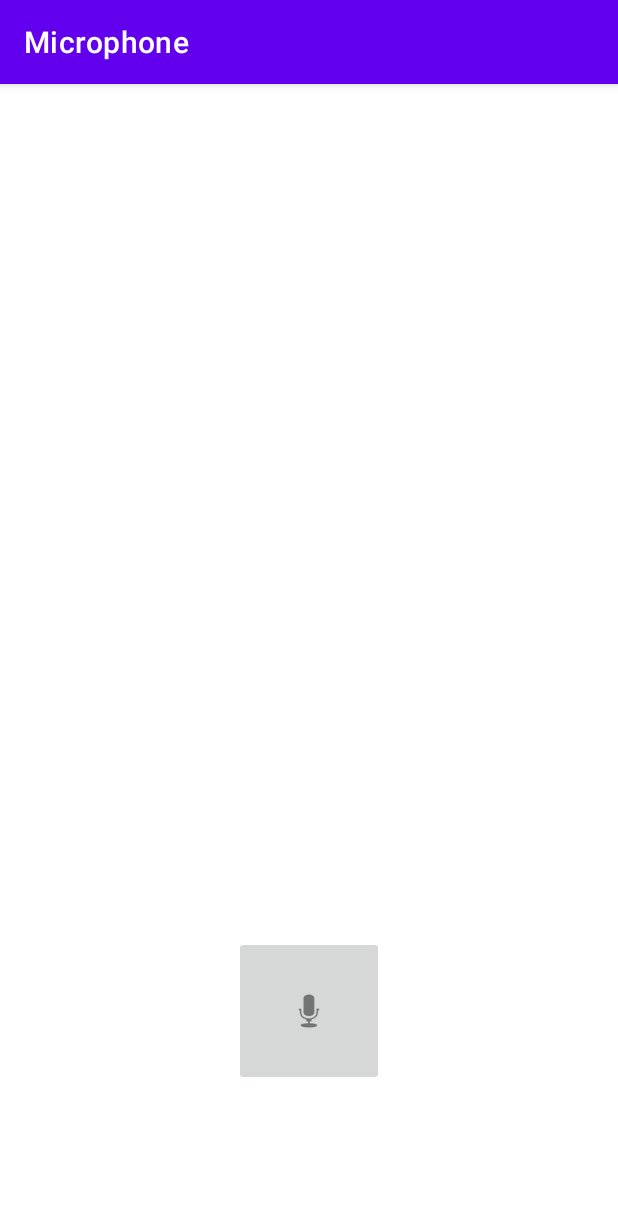
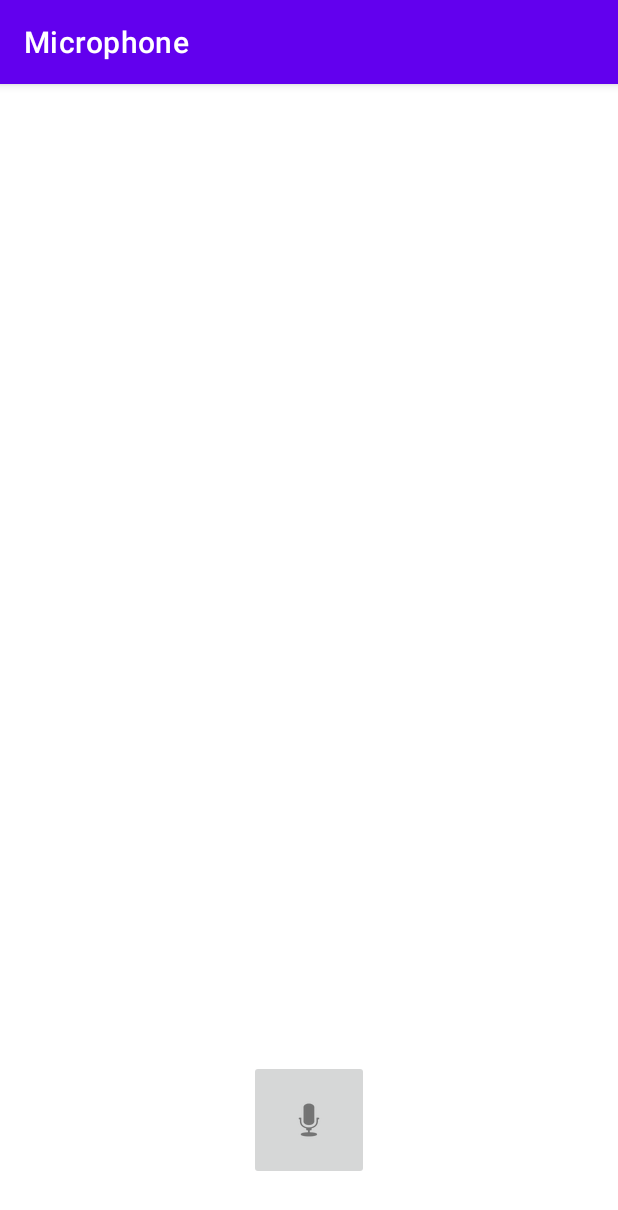
Before and after one commit to thuhdo/microphone, an Android app: the screen it shows after launch (MainActivity), on a phone screen of 412 x 824 dp. Shown: the top 1210 px of the screen. Run offline under Robolectric (Android 15) with nearby library versions, the phone set to English and light mode, and no system bars.

Commit message:
added linear layout to divide the screens into 8/2 proportions using layout_weight

```diff
--- a/app/src/main/java/edu/fandm/thuhdo/microphone/AudioItemAdapter.java
+++ b/app/src/main/java/edu/fandm/thuhdo/microphone/AudioItemAdapter.java
@@ -10,6 +10,7 @@ import android.widget.TextView;
 import android.widget.Toast;
 
 import androidx.annotation.NonNull;
+import androidx.core.content.ContextCompat;
 import androidx.recyclerview.widget.RecyclerView;
 
 import java.util.List;
@@ -55,12 +56,10 @@ public class AudioItemAdapter extends RecyclerView.Adapter<AudioItemAdapter.View
     public void onBindViewHolder(@NonNull ViewHolder holder, int position) {
         String fileName = fileNames.get(position);
         holder.bind(fileName);
-        Log.d("AudioItemAdapter", "position " + position);
-        Log.d("AudioItemAdapter", "longClickItemIdx " + longClickItemIdx);
         if (position == longClickItemIdx) {
             holder.itemView.setBackgroundColor(Color.RED);
         } else {
-            holder.itemView.setBackgroundColor(ctx.getResources().getColor(android.R.color.background_light));
+            holder.itemView.setBackgroundColor(ContextCompat.getColor(ctx, R.color.design_default_color_background));
         }
     }
 
--- a/app/src/main/java/edu/fandm/thuhdo/microphone/MainActivity.java
+++ b/app/src/main/java/edu/fandm/thuhdo/microphone/MainActivity.java
@@ -166,6 +166,7 @@ public class MainActivity extends AppCompatActivity {
                     public void onClick(DialogInterface dialog, int which) {
                         // Continue with delete operation
                         deleteAudio(audioToRemove, audioPos);
+                        setBackgroundDefault(audioPos);
                     }
                 })
                 .setNegativeButton(android.R.string.no, new DialogInterface.OnClickListener() {
@@ -294,6 +295,5 @@ public class MainActivity extends AppCompatActivity {
     private void setBackgroundDefault(int audioPos) {
         AudioItemAdapter.longClickItemIdx = -1; // sets to -1 so no item is qualified as being long-pressed
         audioRV.getAdapter().notifyItemChanged(audioPos);
-        audioRV.getAdapter().notifyItemChanged(AudioItemAdapter.longClickItemIdx);
     }
 }
--- a/app/src/main/res/layout/activity_main.xml
+++ b/app/src/main/res/layout/activity_main.xml
@@ -2,27 +2,45 @@
 <androidx.constraintlayout.widget.ConstraintLayout xmlns:android="http://schemas.android.com/apk/res/android"
     xmlns:app="http://schemas.android.com/apk/res-auto"
     xmlns:tools="http://schemas.android.com/tools"
+    android:layout_width="fill_parent"
+    android:layout_height="match_parent"
+    android:weightSum="10"
+    tools:context=".MainActivity">
+
+    <LinearLayout
         android:layout_width="match_parent"
         android:layout_height="match_parent"
-    tools:context=".MainActivity">
+        android:orientation="vertical">
 
+        <androidx.recyclerview.widget.RecyclerView
+            android:id="@+id/audioRV"
+            android:layout_width="match_parent"
+            android:layout_height="0dp"
+            android:layout_weight="8"
+            android:padding="8dp"
+            app:layout_constraintTop_toTopOf="parent"
+            app:layout_constraintBottom_toTopOf="@+id/view" />
+
+        <LinearLayout
+            android:layout_width="match_parent"
+            android:layout_height="0dp"
+            android:layout_weight="2"
+            android:orientation="vertical"
+            android:gravity="center"
+            app:layout_constraintBottom_toBottomOf="parent"
+            app:layout_constraintTop_toBottomOf="@+id/audioRV" >
             <ImageButton
                 android:id="@+id/recordButton"
-        android:layout_width="100dp"
-        android:layout_height="100dp"
-        android:layout_marginBottom="100dp"
+                android:layout_width="80dp"
+                android:layout_height="80dp"
                 app:layout_constraintBottom_toBottomOf="parent"
                 app:layout_constraintEnd_toEndOf="parent"
                 app:layout_constraintStart_toStartOf="parent"
                 app:srcCompat="@android:drawable/ic_btn_speak_now" />
+        </LinearLayout>
 
-    <androidx.recyclerview.widget.RecyclerView
-        android:id="@+id/audioRV"
-        android:layout_width="411dp"
-        android:layout_height="514dp"
-        android:layout_marginBottom="10dp"
-        android:padding="8dp"
-        app:layout_constraintBottom_toTopOf="@+id/recordButton"
-        app:layout_constraintTop_toTopOf="parent"
-        tools:layout_editor_absoluteX="0dp" />
+    </LinearLayout>
+
+
+
 </androidx.constraintlayout.widget.ConstraintLayout>
```
Lines whose indentation alone changed are shown as unchanged.
